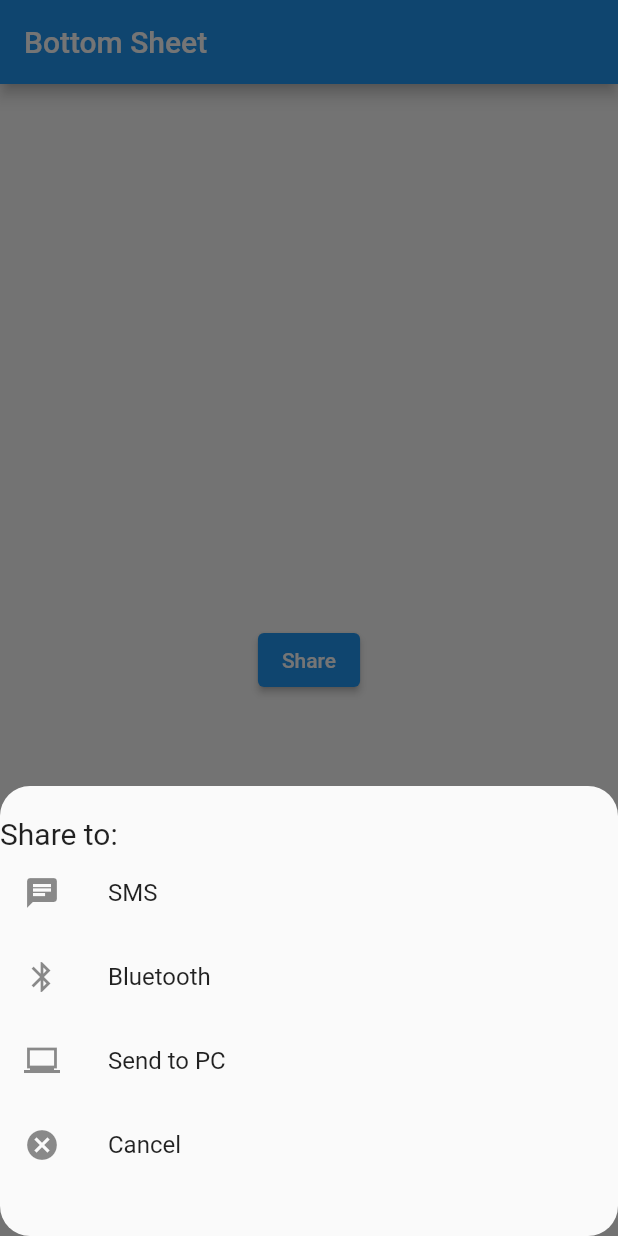
After one commit to AlsoKnownAsZira/fluttering-pt4, a Flutter app: the screen it shows after launch, after a tap on "Share", on a phone screen of 412 x 824 dp. The commit adds this screen. Run offline on Flutter 3.47's test engine with Material 2 defaults, Android fonts, the phone set to English and light mode, and no system bars.

Commit message:
completing bottom sheet tutorial

```diff
--- a/lib/main.dart
+++ b/lib/main.dart
@@ -1,5 +1,6 @@
 import 'package:flutter/material.dart';
 import 'package:section4/widgets/tutorBottomNavBar.dart';
+import 'package:section4/widgets/tutorBottomSheet.dart';
 import 'package:section4/widgets/tutorDropDown.dart';
 import 'package:section4/widgets/tutorTabBar.dart';
 import 'package:section4/widgets/tutorTextField.dart';
@@ -23,6 +24,6 @@ class _ziraAppState extends State<ziraApp> {
     return MaterialApp(
       debugShowCheckedModeBanner: false,
         // scaffold kebawah dipisah supaya tidak error
-        home: tutorBottomNavBar());
+        home: tutorBottomSheet());
   }
 }
--- /dev/null
+++ b/lib/widgets/tutorBottomSheet.dart
@@ -0,0 +1,69 @@
+import 'package:flutter/material.dart';
+
+class tutorBottomSheet extends StatelessWidget {
+  const tutorBottomSheet({super.key});
+
+  @override
+  Widget build(BuildContext context) {
+    return Scaffold(
+      appBar: AppBar(title: Text("Bottom Sheet")),
+      body: Center(
+          child: ElevatedButton(
+              onPressed: () {
+                showModalBottomSheet(
+                    //pada builder bottom sheet bisa diisi apa saja untuk ditampilkan di layer atasnya
+                    context: context,
+                    // layar dibawahnya tidak bisa di click kecuali click cancel untuk kembali
+                    isDismissible: false,
+                    shape: RoundedRectangleBorder(
+                        // border dari bottomsheet
+                        borderRadius: BorderRadius.circular(20)),
+                    builder: (context) => SizedBox(
+                          height: 300,
+                          //biar bisa di scroll
+                          child: ListView(
+                            children: [
+                              Padding(padding: EdgeInsets.only(bottom: 20)),
+                              Text(
+                                "Share to: ",
+                                style: TextStyle(fontSize: 20),
+                              ),
+                              ListTile(
+                                //action saat di tap
+                                onTap: () {
+                                  print("Sending sms");
+                                },
+                                leading: Icon(Icons.chat),
+                                title: Text("SMS"),
+                              ),
+                              ListTile(
+                                onTap: () {
+                                  print("Opening bluetooth setting");
+                                },
+                                leading: Icon(Icons.bluetooth),
+                                title: Text("Bluetooth"),
+                              ),
+                              ListTile(
+                                onTap: () {
+                                  print("opening pc sharing");
+                                },
+                                leading: Icon(Icons.laptop_windows_sharp),
+                                title: Text("Send to PC"),
+                              ),
+                              ListTile(
+                                onTap: () {
+                                  // untuk kembali ke layer bawahnya
+                                  Navigator.pop(context);
+                                  print("cancelled");
+                                },
+                                leading: Icon(Icons.cancel),
+                                title: Text("Cancel"),
+                              )
+                            ],
+                          ),
+                        ));
+              },
+              child: Text("Share"))),
+    );
+  }
+}
```
